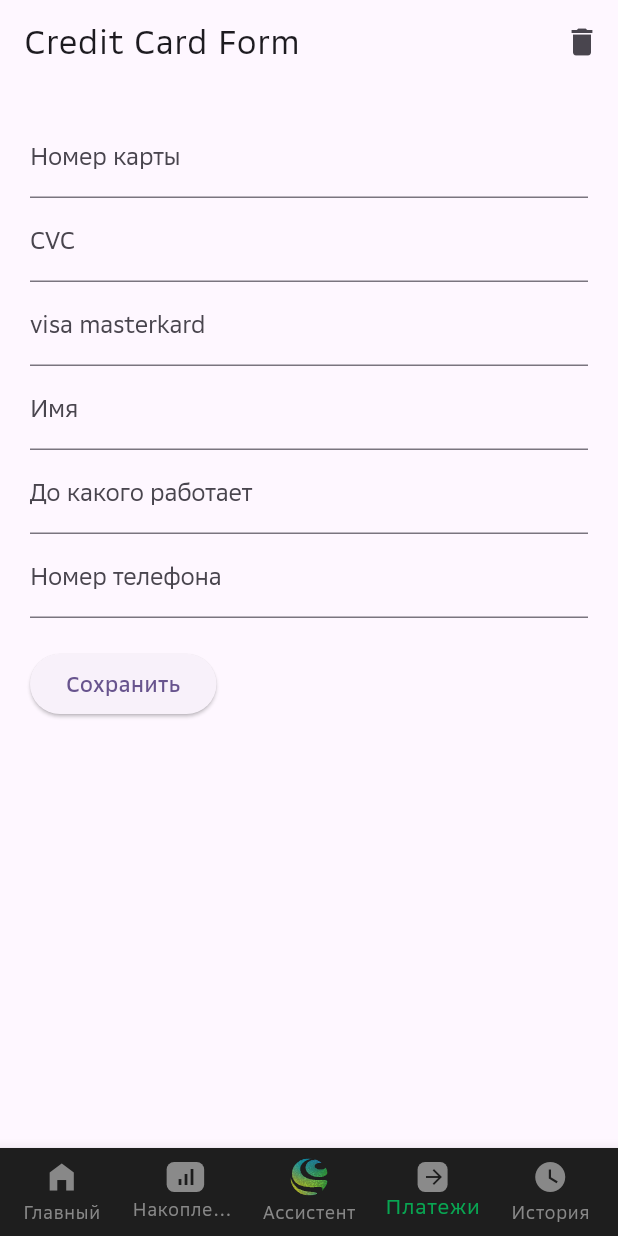
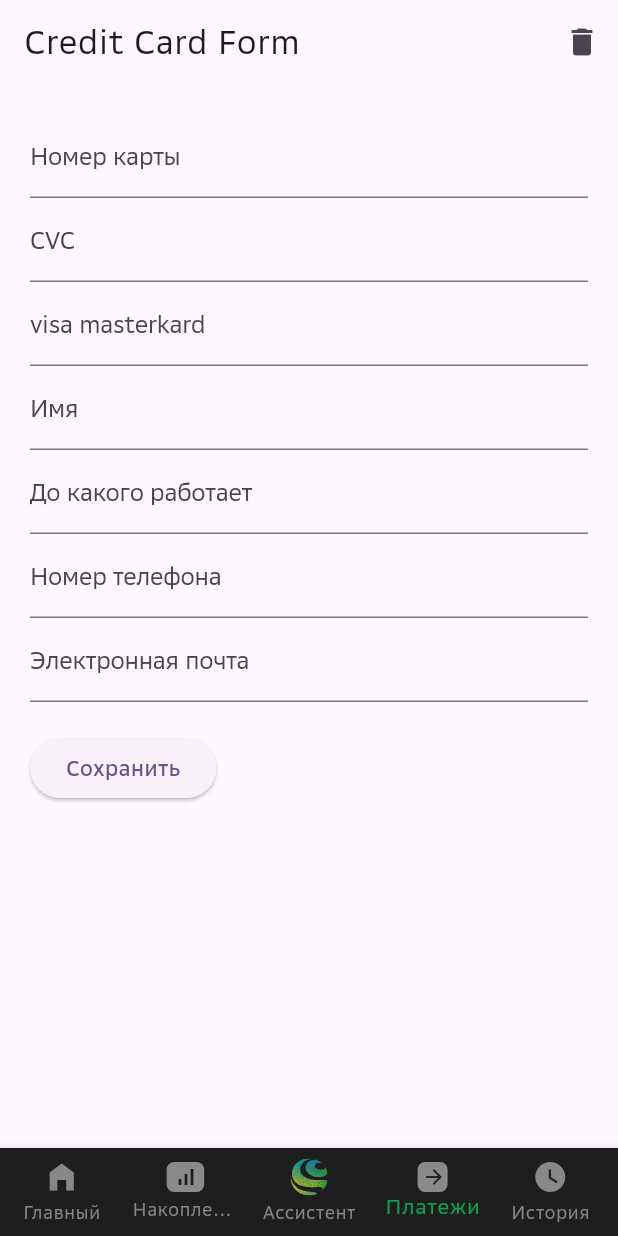
Before and after one commit to ErikBagaev1/sber, a Flutter app: the screen it shows after launch, on a phone screen of 412 x 824 dp. Run offline on Flutter 3.47's test engine with Material 3 defaults, Android fonts, the phone set to English and light mode, and no system bars; our stand-ins replace flutter_svg, image_picker, shared_preferences.

Commit message:
Финишная прямая

```diff
--- a/lib/models/profile.dart
+++ b/lib/models/profile.dart
@@ -7,6 +7,7 @@ class CreditCard {
   String provider;
   String expirationDate;
   String phoneNumber;
+  String email; // Добавленное поле для email
 
   CreditCard({
     required this.cardNumber,
@@ -15,9 +16,11 @@ class CreditCard {
     required this.cvc,
     required this.expirationDate,
     required this.phoneNumber,
+    required this.email, // Поле email добавлено в конструктор
   });
 
   factory CreditCard.fromSharedPreferences(SharedPreferences prefs) {
+
     return CreditCard(
       cardNumber: prefs.getString('cardNumber') ?? '',
       provider: prefs.getString('provider') ?? '',
@@ -25,6 +28,8 @@ class CreditCard {
       cvc: prefs.getString('cvc') ?? '',
       expirationDate: prefs.getString('expirationDate') ?? '',
       phoneNumber: prefs.getString('phoneNumber') ?? '',
+      email: prefs.getString('email') ??
+          '', // Получение email из SharedPreferences
     );
   }
 }
--- a/lib/pages/add_profile_data.dart
+++ b/lib/pages/add_profile_data.dart
@@ -15,6 +15,9 @@ class _AddProfileDataState extends State<AddProfileData> {
   TextEditingController expirationDateController = TextEditingController();
   TextEditingController phoneNumberController = TextEditingController();
   TextEditingController providerController = TextEditingController();
+  TextEditingController emailController =
+      TextEditingController(); // Добавлен контроллер для email
+
   @override
   void dispose() {
     // Освобождение ресурсов контроллеров
@@ -24,6 +27,7 @@ class _AddProfileDataState extends State<AddProfileData> {
     expirationDateController.dispose();
     phoneNumberController.dispose();
     providerController.dispose();
+    emailController.dispose(); // Освобождение ресурсов контроллера для email
     super.dispose();
   }
 
@@ -41,7 +45,9 @@ class _AddProfileDataState extends State<AddProfileData> {
           ),
         ],
       ),
-      body: Padding(
+      body: ListView(
+        children: [
+          Padding(
             padding: const EdgeInsets.all(20.0),
             child: Column(
               crossAxisAlignment: CrossAxisAlignment.start,
@@ -56,7 +62,8 @@ class _AddProfileDataState extends State<AddProfileData> {
                 ),
                 TextField(
                   controller: providerController,
-              decoration: const InputDecoration(labelText: 'visa masterkard'),
+                  decoration:
+                      const InputDecoration(labelText: 'visa masterkard'),
                 ),
                 TextField(
                   controller: balanceController,
@@ -69,7 +76,14 @@ class _AddProfileDataState extends State<AddProfileData> {
                 ),
                 TextField(
                   controller: phoneNumberController,
-              decoration: const InputDecoration(labelText: 'Номер телефона'),
+                  decoration:
+                      const InputDecoration(labelText: 'Номер телефона'),
+                ),
+                TextField(
+                  controller: emailController, // Привязка контроллера для email
+                  decoration: const InputDecoration(
+                      labelText:
+                          'Электронная почта'), // Добавлено поле для ввода email
                 ),
                 const SizedBox(height: 20.0),
                 ElevatedButton(
@@ -81,10 +95,13 @@ class _AddProfileDataState extends State<AddProfileData> {
               ],
             ),
           ),
+        ],
+      ),
     );
   }
 
   Future<void> saveCreditCardData() async {
+    print(emailController.text);
     SharedPreferences prefs = await SharedPreferences.getInstance();
     await prefs.setString('cardNumber', cardNumberController.text);
     await prefs.setString('cvc', cvcController.text);
@@ -92,6 +109,8 @@ class _AddProfileDataState extends State<AddProfileData> {
     await prefs.setString('expirationDate', expirationDateController.text);
     await prefs.setString('phoneNumber', phoneNumberController.text);
     await prefs.setString('provider', providerController.text);
+    await prefs.setString(
+        'email', emailController.text); // Сохранение email в SharedPreferences
     ScaffoldMessenger.of(context).showSnackBar(const SnackBar(
       content: Text('Данные сохранены'),
     ));
@@ -102,6 +121,7 @@ class _AddProfileDataState extends State<AddProfileData> {
     expirationDateController.clear();
     phoneNumberController.clear();
     providerController.clear();
+    emailController.clear(); // Очистка значения email
   }
 
   Future<void> deleteCreditCardData() async {
@@ -112,6 +132,7 @@ class _AddProfileDataState extends State<AddProfileData> {
     await prefs.remove('expirationDate');
     await prefs.remove('phoneNumber');
     await prefs.remove('provider');
+    await prefs.remove('email'); // Удаление email из SharedPreferences
     ScaffoldMessenger.of(context).showSnackBar(const SnackBar(
       content: Text('Данные карты удалены'),
     ));
```
Also changed, not shown: lib/pages/about_cards.dart (+9 -14 lines), lib/pages/number_page.dart (+6 -6 lines), lib/pages/profile_page.dart (+98 -1 lines), assets/logowhite.webp (added), assets/mir.jpg (added), 1 other file. Lines whose indentation alone changed are shown as unchanged.
